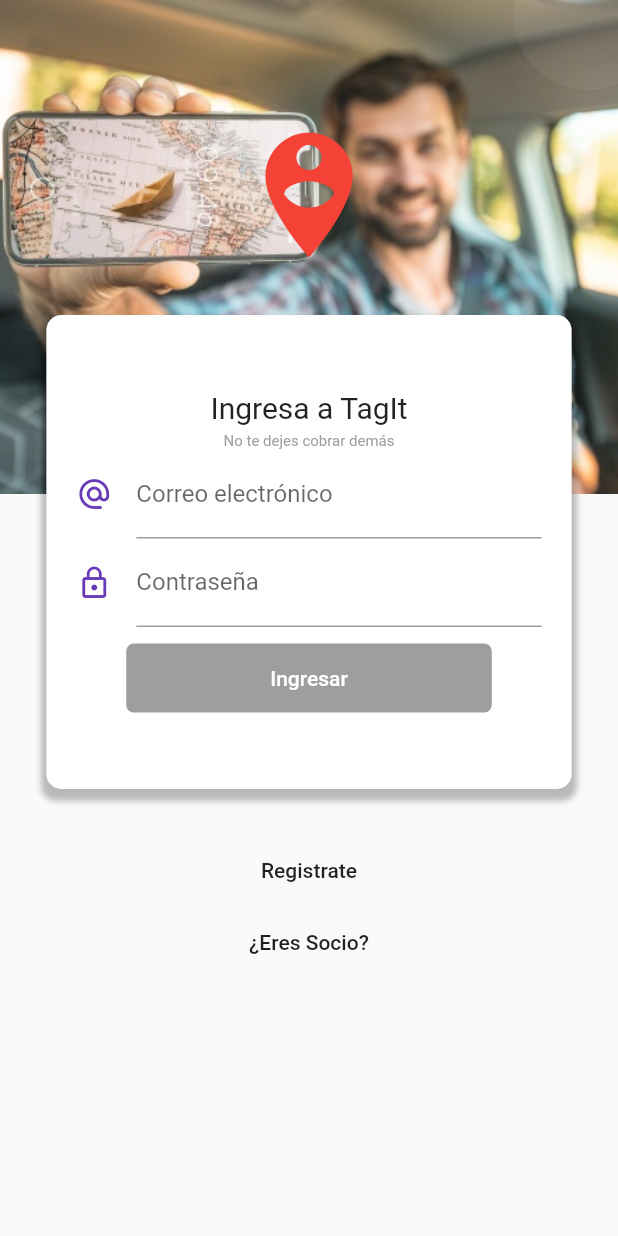
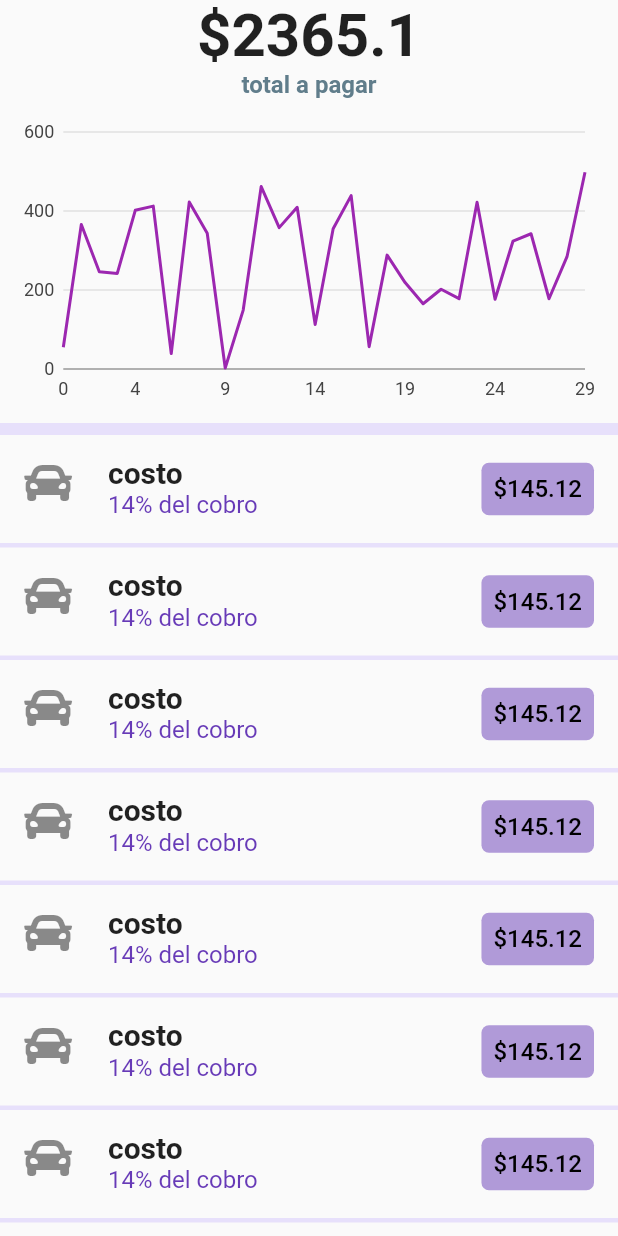
Before and after one commit to martin281992/tesis, a Flutter app: the screen it shows after launch, on a phone screen of 412 x 824 dp. Run offline on Flutter 3.47's test engine with Material 2 defaults, Android fonts, the phone set to English and light mode, and no system bars; our stand-ins replace charts_flutter, font_awesome_flutter, rxdart, shared_preferences, sqflite; accounts and stored records are empty; statements that could not run were skipped.

Commit message:
add lib charts_flutter and fontawesome, add layout cobros
Se añadio apartado de estadisticas, solo layout y falta conectarlo a
data real en firebase.
Se añadio grafica de cobro mensual de libreria compleja.

```diff
--- a/lib/main.dart
+++ b/lib/main.dart
@@ -1,4 +1,5 @@
 import 'package:apptagit/src/pages/agregar_coordenada.dart';
+import 'package:apptagit/src/pages/estadisticas.dart';
 import 'package:apptagit/src/pages/login_page_socio.dart';
 import 'package:flutter/material.dart';
 
@@ -33,7 +34,7 @@ class MyApp extends StatelessWidget {
       child: MaterialApp(
         debugShowCheckedModeBanner: false,
         title: 'Material App',
-        initialRoute: 'login',
+        initialRoute: 'estadisticas',
         routes: {
           'login': (BuildContext context) => LoginPage(),
           'register': (BuildContext context) => RegisterPage(),
@@ -46,6 +47,7 @@ class MyApp extends StatelessWidget {
           'addsocio': (BuildContext context) => AgregarSocios(),
           'admin': (BuildContext context) => AgregarCoordenada(),
           'login_socios': (BuildContext context) => LoginSocios(),
+          'estadisticas': (BuildContext context) => Estadisticas(),
         },
         theme: ThemeData(
           primaryColor: Colors.deepPurple,
--- /dev/null
+++ b/lib/src/pages/estadisticas.dart
@@ -0,0 +1,112 @@
+import 'package:apptagit/src/pages/grafico.dart';
+import 'package:flutter/material.dart';
+import 'package:font_awesome_flutter/font_awesome_flutter.dart';
+
+class Estadisticas extends StatefulWidget {
+  @override
+  _EstadisticasState createState() => _EstadisticasState();
+}
+
+class _EstadisticasState extends State<Estadisticas> {
+  @override
+  Widget build(BuildContext context) {
+    return Scaffold(
+      body: _body(),
+    );
+  }
+
+  Widget _body() {
+    return SafeArea(
+      child: Column(
+        children: <Widget>[
+          _mes(),
+          _costoTotalTag(),
+          _grafico(),
+           Container(
+            color: Colors.deepPurpleAccent.withOpacity(0.15),
+            height: 8.0,),
+          _listaTag(),
+        ],
+      ),
+    );
+  }
+
+  Widget _mes() => Container();
+  Widget _grafico() {
+    return Padding(
+      padding: const EdgeInsets.all(8.0),
+      child: Container(height: 200.0, child: Grafico()),
+    );
+  }
+
+  Widget _item(IconData icon, String nombre, int percent, double value) {
+    return ListTile(
+      leading: Icon(icon, size: 32.0),
+      title: Text(
+        nombre,
+        style: TextStyle(
+          fontWeight: FontWeight.bold,
+          fontSize: 20.0,
+        ),
+      ),
+      subtitle: Text(
+        "$percent% del cobro",
+        style: TextStyle(
+          fontSize: 16.0,
+          color: Colors.deepPurple,
+        ),
+      ),
+      trailing: Container(
+        decoration: BoxDecoration(
+          color: Colors.deepPurple.withOpacity(0.5),
+          borderRadius: BorderRadius.circular(5.0),
+        ),
+        child: Padding(
+          padding: const EdgeInsets.all(8.0),
+          child: Text(
+            "\$$value",
+            style: TextStyle(
+                color: Colors.black,
+                fontWeight: FontWeight.w500,
+                fontSize: 16.0),
+          ),
+        ),
+      ),
+    );
+  }
+
+  Widget _listaTag() {
+    return Expanded(
+      child: ListView.separated(
+        itemCount: 15,
+        itemBuilder: (BuildContext context, int index) =>
+            _item(FontAwesomeIcons.car, "costo", 14, 145.12),
+        separatorBuilder: (BuildContext context, int index){
+          return Container(
+            color: Colors.deepPurpleAccent.withOpacity(0.15),
+            height: 3.0,
+
+            );
+        },
+      ),
+    );
+  }
+
+  Widget _costoTotalTag() {
+    return Column(
+      children: <Widget>[
+        Text(
+          "\$2365.1",
+          style: TextStyle(fontWeight: FontWeight.bold, fontSize: 40.0),
+        ),
+        Text(
+          "total a pagar",
+          style: TextStyle(
+              fontWeight: FontWeight.bold,
+              fontSize: 16.0,
+              color: Colors.blueGrey),
+        ),
+      ],
+    );
+  }
+}
--- /dev/null
+++ b/lib/src/pages/grafico.dart
@@ -0,0 +1,84 @@
+import 'package:flutter/material.dart';
+import 'dart:math';
+import 'package:charts_flutter/flutter.dart';
+
+class Grafico extends StatefulWidget {
+  @override
+  _GraficoState createState() => _GraficoState();
+}
+
+class _GraficoState extends State<Grafico> {
+  var data;
+
+  @override
+  void initState() {
+    super.initState();
+    var r = Random();
+    data = List<double>.generate(30, (i) => r.nextDouble() * 500);
+  }
+
+  _onSelectionChange(SelectionModel model) {
+    final selectedDatum = model.selectedDatum;
+    var time;
+    final measure = <String, double>{};
+
+    if (selectedDatum.isNotEmpty) {
+      time = selectedDatum.first.datum;
+      selectedDatum.forEach((SeriesDatum datumPair) {
+        measure[datumPair.series.displayName] = datumPair.datum;
+      });
+    }
+    print(time);
+    print(measure);
+  }
+
+  @override
+  Widget build(BuildContext context) {
+
+    List<Series<double, num>> series = [
+
+      Series<double, int> (
+        id: 'Cobros',
+        colorFn: (_,__)=> MaterialPalette.purple.shadeDefault,
+        domainFn: (value, index) => index,
+        measureFn: (value, _)=> value,
+        data: data,
+        strokeWidthPxFn: (_,__) => 4,
+      )
+
+    ];
+
+    return LineChart(series,
+    animate: false,
+    selectionModels: [
+      SelectionModelConfig(
+        type: SelectionModelType.info,
+        changedListener: _onSelectionChange,
+      ),
+    ],
+
+    domainAxis: NumericAxisSpec(
+      tickProviderSpec: StaticNumericTickProviderSpec(
+        [
+          TickSpec(0, label: '01'),
+          TickSpec(4, label: '05'),
+          TickSpec(9, label: '10'),
+          TickSpec(14, label: '15'),
+          TickSpec(19, label: '20'),
+          TickSpec(24, label: '25'),
+          TickSpec(29, label: '30'),
+
+        ]
+      )
+    ),
+
+    primaryMeasureAxis: NumericAxisSpec(
+      tickProviderSpec: BasicNumericTickProviderSpec(
+        desiredTickCount: 4,
+      )
+    ),
+
+    );
+
+  }
+}
--- a/lib/src/pages/home.dart
+++ b/lib/src/pages/home.dart
@@ -6,7 +6,7 @@ class HomePageTagit extends StatelessWidget {
   @override
   Widget build(BuildContext context) {
     return Scaffold(
-       appBar: AppBar(
+      appBar: AppBar(
         title: Text('No te dejes cobrar de mas'),
         backgroundColor: Colors.deepPurple,
       ),
@@ -186,32 +186,33 @@ class HomePageTagit extends StatelessWidget {
           DrawerHeader(
             child: Container(),
             decoration: BoxDecoration(
-              image: DecorationImage(
-                image: AssetImage('asset/fondo2.jpg'),
-                fit: BoxFit.cover
-              )
-            ),
+                image: DecorationImage(
+                    image: AssetImage('asset/fondo2.jpg'), fit: BoxFit.cover)),
           ),
-
           ListTile(
             leading: Icon(Icons.pages, color: Colors.deepPurple),
             title: Text('Mi informacion'),
-            onTap: (){},
+            onTap: () {},
           ),
-
           ListTile(
             leading: Icon(Icons.pages, color: Colors.deepPurple),
             title: Text('Mis Autos'),
-            onTap: (){
+            onTap: () {
               Navigator.pushNamed(context, 'autos');
             },
           ),
-
           ListTile(
             leading: Icon(Icons.pages, color: Colors.deepPurple),
             title: Text('Mis socios'),
-            onTap: (){
-               Navigator.pushNamed(context, 'socios');
+            onTap: () {
+              Navigator.pushNamed(context, 'socios');
+            },
+          ),
+          ListTile(
+            leading: Icon(Icons.pages, color: Colors.deepPurple),
+            title: Text('Mis estadisticas'),
+            onTap: () {
+              Navigator.pushNamed(context, 'estadisticas');
             },
           ),
         ],
--- a/pubspec.yaml
+++ b/pubspec.yaml
@@ -31,6 +31,8 @@ dependencies:
   sqflite: ^1.1.7+1
   path_provider: ^1.4.0
   geolocator: ^5.1.3
+  charts_flutter: ^0.6.0
+  font_awesome_flutter: ^8.4.0
 
 
 
```
Also changed, not shown: pubspec.lock.
